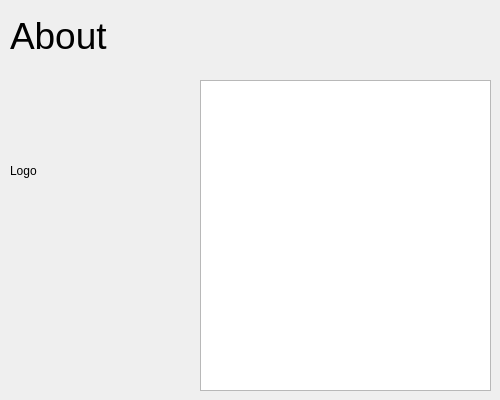
rovsuite/monterey, file Monterey/rovabout.ui: the form before one commit.
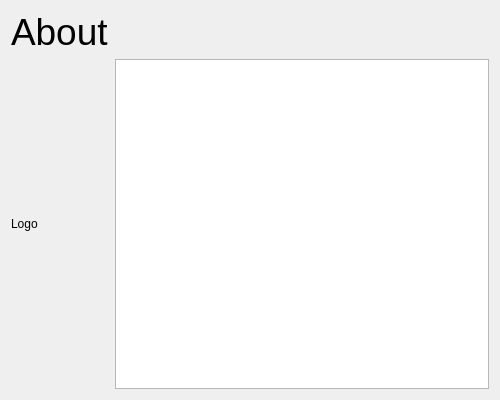
The form after the commit.

Commit message:
Made Dialogs Scalable (Bug #8)
All of the dialogs are now scalable and the UIs are created using
layouts.  Finally!  Also, I fixed up the gitignore file.

Diff of the .ui file:
```diff
--- a/Monterey/rovabout.ui
+++ b/Monterey/rovabout.ui
@@ -13,15 +13,9 @@
   <property name="windowTitle">
    <string>About</string>
   </property>
+  <layout class="QGridLayout" name="gridLayout">
+   <item row="0" column="0">
   <widget class="QLabel" name="label">
-   <property name="geometry">
-    <rect>
-     <x>10</x>
-     <y>10</y>
-     <width>101</width>
-     <height>51</height>
-    </rect>
-   </property>
    <property name="font">
     <font>
      <pointsize>28</pointsize>
@@ -31,32 +25,22 @@
     <string>About</string>
    </property>
   </widget>
+   </item>
+   <item row="1" column="0">
+    <widget class="QLabel" name="labelIcon">
+     <property name="text">
+      <string>Logo</string>
+     </property>
+    </widget>
+   </item>
+   <item row="1" column="1">
   <widget class="QTextEdit" name="teAbout">
-   <property name="geometry">
-    <rect>
-     <x>200</x>
-     <y>80</y>
-     <width>291</width>
-     <height>311</height>
-    </rect>
-   </property>
    <property name="readOnly">
     <bool>true</bool>
    </property>
   </widget>
-  <widget class="QLabel" name="labelIcon">
-   <property name="geometry">
-    <rect>
-     <x>10</x>
-     <y>80</y>
-     <width>181</width>
-     <height>181</height>
-    </rect>
-   </property>
-   <property name="text">
-    <string>Logo</string>
-   </property>
-  </widget>
+   </item>
+  </layout>
  </widget>
  <resources/>
  <connections/>
```
Lines whose indentation alone changed are shown as unchanged. The commit also changes 4 other files.
